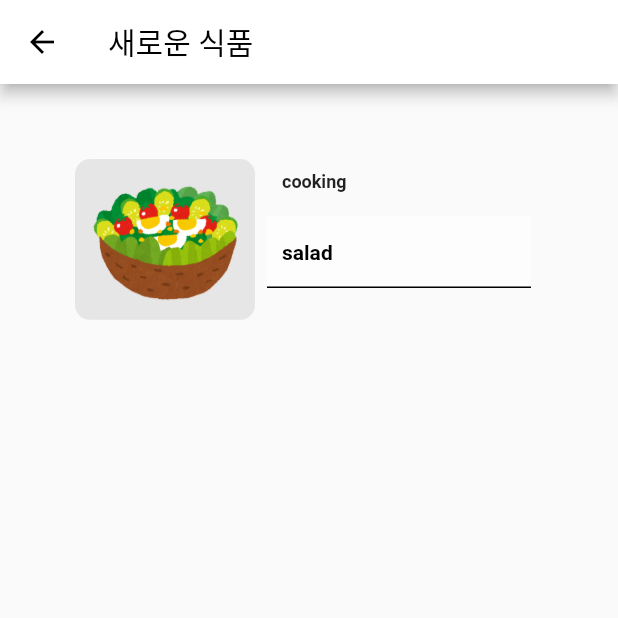
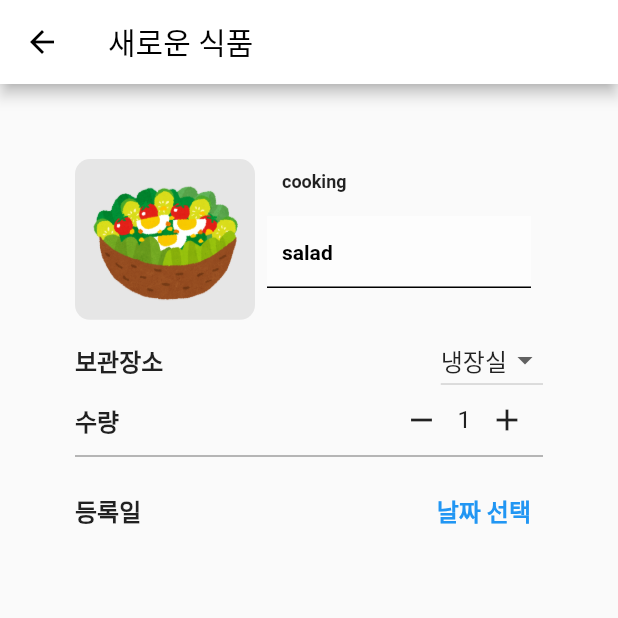
Before and after one commit to kitOpensourceTeam3/front, a Flutter app: the AddFoodScreen screen opened directly, on a phone screen of 412 x 824 dp, the top half of it. Run offline on Flutter 3.47's test engine with Material 2 defaults, Android fonts, the phone set to English and light mode, and no system bars.

Commit message:
보관장소, 수량 ,구분선, 등록일 구현

```diff
--- a/lib/Add_Food.dart
+++ b/lib/Add_Food.dart
@@ -1,42 +1,52 @@
 import 'package:flutter/material.dart';
+import 'package:intl/intl.dart'; // DateFormat을 사용하기 위해 intl 패키지를 추가합니다.
 
-class AddFoodScreen extends StatelessWidget {
-  const AddFoodScreen({super.key});
+class AddFoodScreen extends StatefulWidget {
+  const AddFoodScreen({Key? key}) : super(key: key);
+
+  @override
+  _AddFoodScreenState createState() => _AddFoodScreenState();
+}
+
+class _AddFoodScreenState extends State<AddFoodScreen> {
+  String imagePath = 'images/cooking/salad.png';
+  String selectedStorage = '냉장실'; // 초기 선택된 보관장소 값
+  final List<String> storageOptions = ['냉장실', '냉동실', '상온실']; // 보관장소 옵션들
+  int quantity = 1; // 초기 수량 값
+  DateTime? selectedDate; // 선택된 날짜를 저장할 변수
 
   @override
   Widget build(BuildContext context) {
-    // 이미지 경로를 문자열로 저장합니다.
-    String imagePath = 'images/cooking/salad.png';
-    // 파일 확장자를 제거합니다.
     String imageName = imagePath.split('/').last.split('.').first;
     String food = 'cooking';
+
     return Scaffold(
       appBar: AppBar(
         title: const Text(
           '새로운 식품',
-          style: TextStyle(color: Colors.black), // 여기에서 글자 색상을 지정합니다.
+          style: TextStyle(color: Colors.black),
         ),
-        backgroundColor: Colors.white, // AppBar 배경색을 지정합니다.
+        backgroundColor: Colors.white,
         iconTheme: const IconThemeData(
-          color: Colors.black, // 뒤로 가기 버튼의 색상을 검은색으로 지정합니다.
+          color: Colors.black,
         ),
       ),
       body: Center(
         child: Stack(
-          alignment: Alignment.center, // Stack 내의 모든 자식들을 중앙에 배치합니다.
+          alignment: Alignment.center,
           children: [
             Positioned(
               top: 50,
-              left: 50, // Container를 Stack의 상단에 배치합니다.
+              left: 50,
               child: Container(
-                padding: const EdgeInsets.all(10.0), // Container에 패딩을 줍니다.
+                padding: const EdgeInsets.all(10.0),
                 decoration: BoxDecoration(
-                  color: const Color.fromRGBO(230, 230, 230, 1), // Container 배경색을 RGB로 지정합니다.
-                  borderRadius: BorderRadius.circular(10), // Container 모서리를 둥글게 합니다.
+                  color: const Color.fromRGBO(230, 230, 230, 1),
+                  borderRadius: BorderRadius.circular(10),
                 ),
                 child: Image.asset(
                   imagePath,
-                  width: 100, // 이미지의 크기를 지정합니다.
+                  width: 100,
                   fit: BoxFit.cover,
                 ),
               ),
@@ -46,9 +56,9 @@ class AddFoodScreen extends StatelessWidget {
               left: 180,
               right: 50,
               child: Container(
-                padding: const EdgeInsets.all(8.0), // 텍스트 주변에 패딩을 추가합니다.
+                padding: const EdgeInsets.all(8.0),
                 child: Text(
-                  food, // 파일 이름을 텍스트로 출력합니다.
+                  food,
                   style: const TextStyle(fontSize: 12, fontWeight: FontWeight.bold),
                 ),
               ),
@@ -56,39 +66,151 @@ class AddFoodScreen extends StatelessWidget {
             Positioned(
               top: 80,
               left: 170,
-              right: 50, // TextField에 너비를 제공합니다.
+              right: 50,
               child: Padding(
-                padding: const EdgeInsets.all(8.0), // 텍스트 주변에 패딩을 추가합니다.
+                padding: const EdgeInsets.all(8.0),
                 child: Container(
-                  color: Colors.white.withOpacity(0.5), // 텍스트의 배경색을 지정합니다.
+                  color: Colors.white.withOpacity(0.5),
                   child: TextField(
-                    // TextField 위젯을 사용합니다.
                     decoration: InputDecoration(
-                      hintText: imageName, // 입력란에 표시될 텍스트를 지정합니다.
+                      hintText: imageName,
                       hintStyle: const TextStyle(
-                        fontWeight: FontWeight.bold, // 힌트 텍스트를 진하게 표시합니다.
-                        color: Colors.black, // 힌트 텍스트 색상을 설정합니다.
+                        fontWeight: FontWeight.bold,
+                        color: Colors.black,
                       ),
                       border: const UnderlineInputBorder(
-                        // 밑줄을 추가합니다.
                         borderSide: BorderSide(color: Colors.black),
                       ),
                       enabledBorder: const UnderlineInputBorder(
-                        // 기본 상태의 밑줄을 설정합니다.
                         borderSide: BorderSide(color: Colors.black),
                       ),
                       focusedBorder: const UnderlineInputBorder(
-                        // 포커스 상태의 밑줄을 설정합니다.
                         borderSide: BorderSide(color: Colors.blue),
                       ),
-                      contentPadding: const EdgeInsets.symmetric(horizontal: 10), // 내부 패딩을 추가합니다.
+                      contentPadding: const EdgeInsets.symmetric(horizontal: 10),
                     ),
                     style: const TextStyle(
                       fontSize: 14,
-                      fontFamily: 'Roboto', // 글씨체를 변경합니다. 사용 가능한 글씨체로 변경해야 합니다.
+                      fontFamily: 'Roboto',
                     ),
                   ),
                 ),
+              ),
+            ),
+            Positioned(
+              top: 160,
+              left: 50,
+              right: 50,
+              child: Row(
+                mainAxisAlignment: MainAxisAlignment.spaceBetween,
+                children: [
+                  const Text(
+                    '보관장소',
+                    style: TextStyle(fontSize: 16, fontWeight: FontWeight.bold),
+                  ),
+                  DropdownButton<String>(
+                    value: selectedStorage,
+                    onChanged: (String? newValue) {
+                      setState(() {
+                        selectedStorage = newValue!;
+                      });
+                    },
+                    items: storageOptions.map<DropdownMenuItem<String>>((String value) {
+                      return DropdownMenuItem<String>(
+                        value: value,
+                        child: Text(value),
+                      );
+                    }).toList(),
+                  ),
+                ],
+              ),
+            ),
+            Positioned(
+              top: 200,
+              left: 50,
+              right: 50,
+              child: Row(
+                mainAxisAlignment: MainAxisAlignment.spaceBetween,
+                children: [
+                  const Text(
+                    '수량',
+                    style: TextStyle(fontSize: 16, fontWeight: FontWeight.bold),
+                  ),
+                  Row(
+                    children: [
+                      IconButton(
+                        icon: const Icon(Icons.remove),
+                        onPressed: () {
+                          setState(() {
+                            if (quantity > 1) {
+                              quantity--;
+                            }
+                          });
+                        },
+                      ),
+                      Text(
+                        '$quantity',
+                        style: const TextStyle(fontSize: 16),
+                      ),
+                      IconButton(
+                        icon: const Icon(Icons.add),
+                        onPressed: () {
+                          setState(() {
+                            quantity++;
+                          });
+                        },
+                      ),
+                    ],
+                  ),
+                ],
+              ),
+            ),
+            Positioned(
+              top: 240, // 이전 요소들 아래에 적절한 간격을 두세요.
+              left: 50,
+              right: 50,
+              child: Divider(
+                color: Colors.grey,
+                thickness: 1,
+              ),
+            ),
+            Positioned(
+              top: 260, // 구분선 아래에 적절한 간격을 두세요.
+              left: 50,
+              right: 50,
+              child: Row(
+                mainAxisAlignment: MainAxisAlignment.spaceBetween,
+                children: [
+                  const Text(
+                    '등록일',
+                    style: TextStyle(fontSize: 16, fontWeight: FontWeight.bold),
+                  ),
+                  TextButton(
+                    onPressed: () async {
+                      final DateTime? picked = await showDatePicker(
+                        context: context,
+                        initialDate: selectedDate ?? DateTime.now(),
+                        firstDate: DateTime(2000),
+                        lastDate: DateTime(2101),
+                      );
+                      if (picked != null && picked != selectedDate) {
+                        setState(() {
+                          selectedDate = picked;
+                        });
+                      }
+                    },
+                    child: Text(
+                      selectedDate == null
+                          ? '날짜 선택'
+                          : DateFormat('yyyy-MM-dd').format(selectedDate!),
+                      style: const TextStyle(
+                        fontSize: 16,
+                        fontWeight: FontWeight.bold,
+                        color: Colors.blue,
+                      ),
+                    ),
+                  ),
+                ],
               ),
             ),
           ],
--- a/pubspec.yaml
+++ b/pubspec.yaml
@@ -30,6 +30,7 @@ environment:
 dependencies:
   flutter:
     sdk: flutter
+  intl: ^0.17.0
 
   # The following adds the Cupertino Icons font to your application.
   # Use with the CupertinoIcons class for iOS style icons.
```
Also changed, not shown: pubspec.lock.
